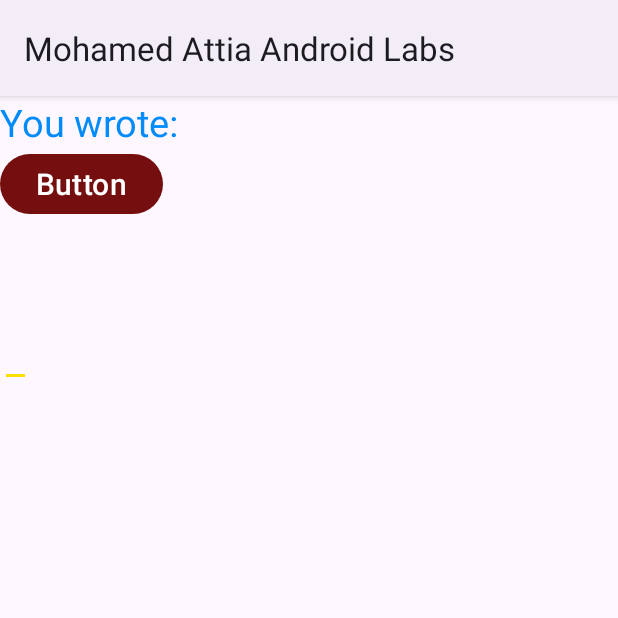
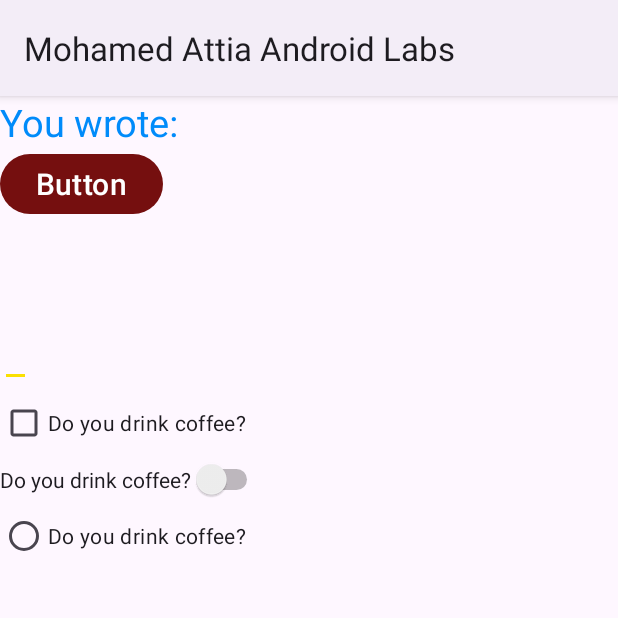
Before and after one commit to attiamohmed/Android, an Android app: the screen it shows after launch (MainActivity), on a phone screen of 412 x 824 dp, the top half of it. Run offline under Robolectric (Android 15) with nearby library versions, the phone set to English and light mode, and no system bars.

Commit message:
Added Checkbox, Switch and Radio buttons

```diff
--- a/app/src/main/java/algonquin/cst2335/atti0019/data/MainViewModel.java
+++ b/app/src/main/java/algonquin/cst2335/atti0019/data/MainViewModel.java
@@ -6,4 +6,5 @@ import androidx.lifecycle.ViewModel;
 public class MainViewModel extends ViewModel {
 
     public MutableLiveData<String> userString = new MutableLiveData("");
+    public MutableLiveData<Boolean> onOroff = new MutableLiveData<Boolean>(false);
 }
--- a/app/src/main/java/algonquin/cst2335/atti0019/ui/MainActivity.java
+++ b/app/src/main/java/algonquin/cst2335/atti0019/ui/MainActivity.java
@@ -8,6 +8,7 @@ import android.app.Activity;
 import android.os.Bundle;
 import android.view.View;
 import android.widget.Button;
+import android.widget.CompoundButton;
 import android.widget.EditText;
 import android.widget.TextView;
 
@@ -31,6 +32,22 @@ public class MainActivity extends AppCompatActivity {
         Button b = binding.myButton;
         EditText ed = binding.myEdit;
         ed.setText(viewModel.userString.getValue());
+        binding.myCheck.setOnCheckedChangeListener(
+                ( chc, onOroff ) -> { viewModel.onOroff.postValue(onOroff); }
+
+        );
+        binding.mySwitch.setOnCheckedChangeListener(
+                (swt, onOroff) -> { viewModel.onOroff.postValue( onOroff);}
+        );
+        binding.myRadio.setOnCheckedChangeListener(
+                ( rdi, onOroff) -> { viewModel.onOroff.postValue(onOroff);}
+        );
+
+        viewModel.onOroff.observe( this, newValue ->{
+            binding.myCheck.setChecked(newValue);
+            binding.mySwitch.setChecked(newValue);
+            binding.myRadio.setChecked(newValue);
+        });
         viewModel.userString.observe(this, new Observer<String>() {
             @Override
             public void onChanged(String s) {
--- a/app/src/main/res/layout/activity_main.xml
+++ b/app/src/main/res/layout/activity_main.xml
@@ -28,8 +28,25 @@
         android:textSize="30dp"
         android:layout_width="wrap_content"
         android:layout_height="wrap_content"
-        android:layout_marginBottom="90dp"
         android:text="@string/edittext_message" />
+
+    <CheckBox
+        android:layout_width="wrap_content"
+        android:layout_height="wrap_content"
+        android:text="Do you drink coffee?"
+        android:id="@+id/myCheck" />
+
+    <Switch
+        android:layout_width="wrap_content"
+        android:layout_height="wrap_content"
+        android:text="Do you drink coffee?"
+        android:id="@+id/mySwitch" />
+
+    <RadioButton
+        android:layout_width="wrap_content"
+        android:layout_height="wrap_content"
+        android:text="Do you drink coffee?"
+        android:id="@+id/myRadio" />
 
 
 </LinearLayout>
```
